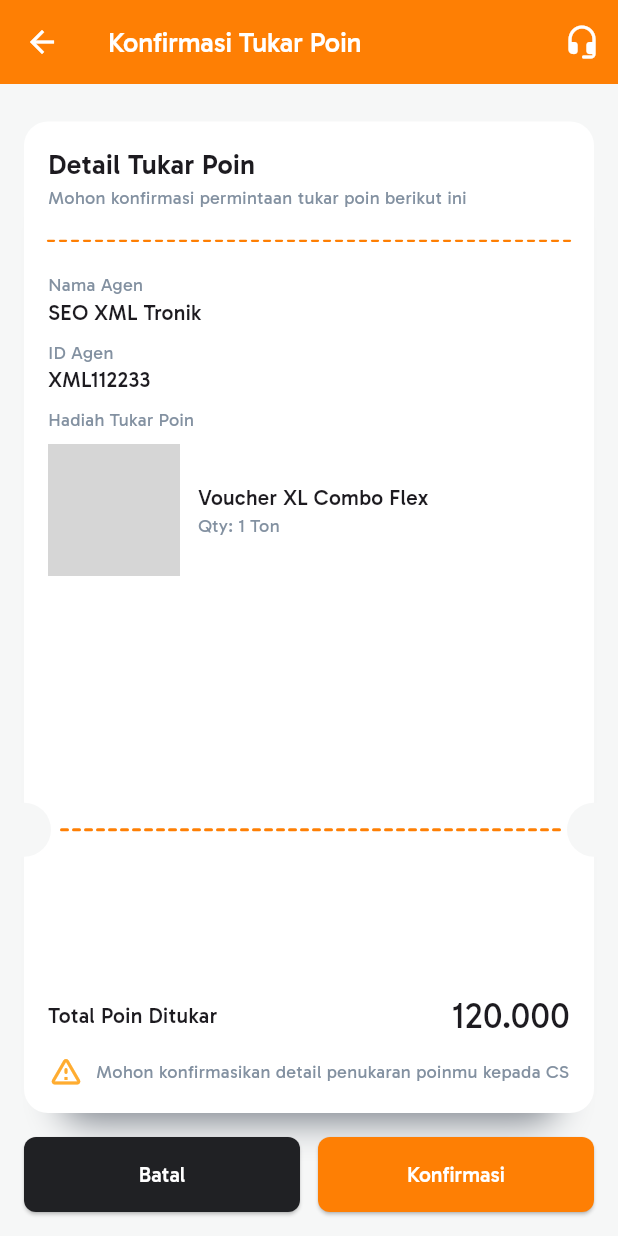
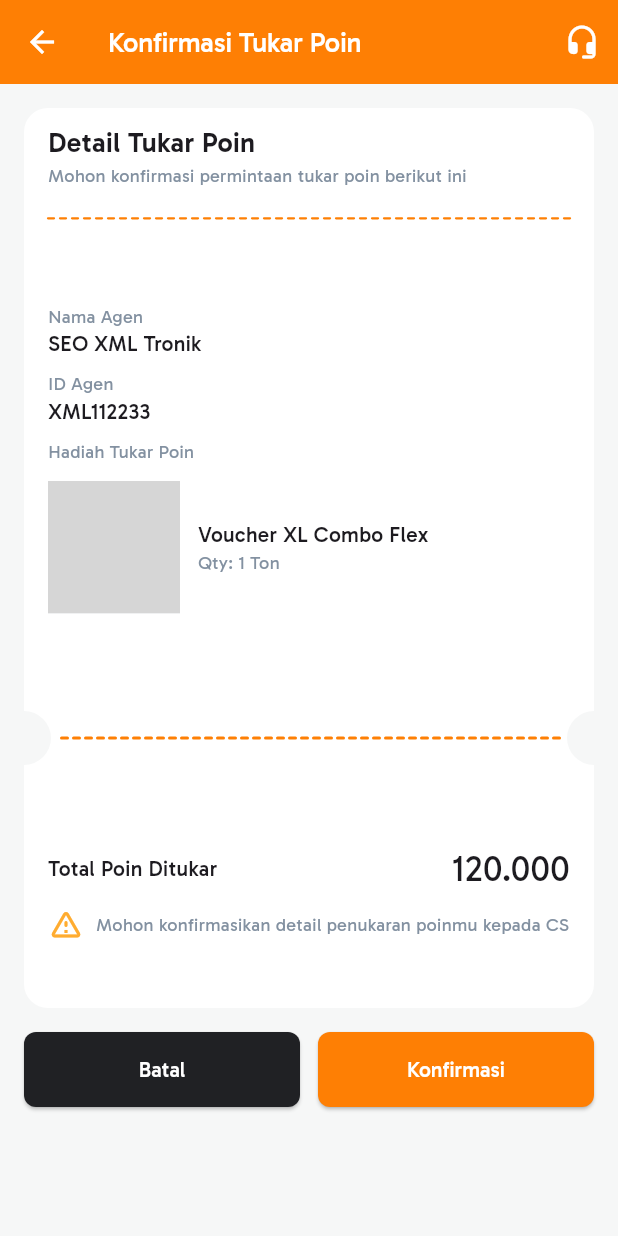
Before and after one commit to lalu-glitch/mobile-xml, a Flutter app: the DetailTukarPoin screen opened directly, on a phone screen of 412 x 824 dp. Run offline on Flutter 3.47's test engine with Material 3 defaults, Android fonts, the phone set to English and light mode, and no system bars; our stand-ins replace app_links, bloc, cached_network_image, dio, flutter_bloc, flutter_dotenv and 10 more; missing offline and left inert: android_id; accounts and stored records are empty; grey boxes are pictures that could not be loaded.

Commit message:
fix detail tukar poin page

```diff
--- a/lib/views/poin_dan_komisi/pages/poin/detail_tukar_poin_page.dart
+++ b/lib/views/poin_dan_komisi/pages/poin/detail_tukar_poin_page.dart
@@ -1,10 +1,10 @@
 import 'package:flutter/material.dart';
-import 'package:xmlapp/core/helper/constant_finals.dart';
 
+import '../../../../core/helper/constant_finals.dart';
 import '../../../../core/utils/bottom_sheet.dart';
 import '../../widgets/action_button.dart';
-import '../../widgets/confirmation_card_content.dart';
 import '../../widgets/custom_painter_helper.dart';
+import '../../widgets/text_helper.dart';
 
 class DetailTukarPoin extends StatelessWidget {
   const DetailTukarPoin({super.key});
@@ -31,34 +31,149 @@ class DetailTukarPoin extends StatelessWidget {
         ],
       ),
       backgroundColor: kBackground,
-      body: Column(
+      body: SingleChildScrollView(
+        child: Column(
+          children: [
+            Container(
+              margin: EdgeInsets.fromLTRB(16, 16, 16, 16),
+              height: 600,
+              width: double.infinity,
+              decoration: BoxDecoration(
+                color: kWhite,
+                borderRadius: BorderRadius.circular(16),
+              ),
+              child: Column(
+                children: [
+                  //top
+                  Expanded(
+                    flex: 1,
+                    child: Container(
+                      padding: EdgeInsets.symmetric(
+                        vertical: 10,
+                        horizontal: 16,
+                      ),
+                      child: Column(
+                        crossAxisAlignment: CrossAxisAlignment.start,
+                        children: [
+                          const TextTitle('Detail Tukar Poin'),
+                          const TextSub(
+                            'Mohon konfirmasi permintaan tukar poin berikut ini',
+                          ),
+                          Padding(
+                            padding: const EdgeInsets.symmetric(vertical: 20.0),
+                            child: DottedDivider(
+                              color: kOrange,
+                              strokeWidth: 1.5,
+                            ),
+                          ),
+                        ],
+                      ),
+                    ),
+                  ),
+
+                  //mid
+                  Expanded(
+                    flex: 2,
+                    child: Container(
+                      padding: EdgeInsets.symmetric(
+                        vertical: 10,
+                        horizontal: 16,
+                      ),
+                      child: Column(
+                        crossAxisAlignment: CrossAxisAlignment.start,
+                        children: [
+                          const InfoText('Nama Agen', 'SEO XML Tronik'),
+                          const InfoText('ID Agen', 'XML112233'),
+                          const TextLabel('Hadiah Tukar Poin'),
+                          SizedBox(height: kSize12),
+                          Row(
+                            children: [
+                              Image.asset(
+                                'assets/images/promo.jpg',
+                                width: 88,
+                                height: 88,
+                                // Placeholder jika gambar tidak ada
+                                errorBuilder: (context, error, stackTrace) {
+                                  return Container(
+                                    width: 88,
+                                    height: 88,
+                                    color: kNeutral80,
+                                    child: const Icon(
+                                      Icons.image_not_supported,
+                                      color: kWhite,
+                                    ),
+                                  );
+                                },
+                              ),
+                              const SizedBox(width: 12),
+                              const Column(
+                                crossAxisAlignment: CrossAxisAlignment.start,
+                                children: [
+                                  TextBody('Voucher XL Combo Flex'),
+                                  TextSub('Qty: 1 Ton'),
+                                ],
+                              ),
+                            ],
+                          ),
+                        ],
+                      ),
+                    ),
+                  ),
+                  //cut out
+                  Expanded(
+                    child: Container(
+                      width: double.infinity,
+                      child: Row(
                         children: [
                           Expanded(
-            child: Container(
-              margin: const EdgeInsets.fromLTRB(16, 25, 16, 16),
-              decoration: BoxDecoration(
-                color: kWhite,
-                boxShadow: [
-                  BoxShadow(
-                    color: kNeutral80,
-                    blurRadius: 20,
-                    spreadRadius: -25,
-                    offset: const Offset(0, 30),
+                            child: CustomPaint(
+                              painter: CardDecorationPainter(),
+                            ),
                           ),
                         ],
-                borderRadius: BorderRadius.circular(16),
                       ),
-
-              child: CustomPaint(
-                painter: CardDecorationPainter(),
-                child: Padding(
-                  padding: const EdgeInsets.symmetric(
-                    vertical: 16,
+                    ),
+                  ),
+                  //bottom
+                  Expanded(
+                    flex: 1,
+                    child: Container(
+                      padding: EdgeInsets.symmetric(
+                        vertical: 10,
                         horizontal: 16,
                       ),
-                  child: const ConfirmationCardContent(),
+                      child: Column(
+                        children: [
+                          Row(
+                            mainAxisAlignment: MainAxisAlignment.spaceBetween,
+                            children: [
+                              const TextBody('Total Poin Ditukar'),
+                              Text(
+                                '120.000',
+                                style: TextStyle(
+                                  fontSize: 24,
+                                  fontWeight: FontWeight.w400,
                                 ),
                               ),
+                            ],
+                          ),
+                          const SizedBox(height: 8),
+                          const Row(
+                            children: [
+                              Icon(Icons.warning_amber_rounded, color: kYellow),
+                              SizedBox(width: 8),
+                              Expanded(
+                                child: TextSub(
+                                  'Mohon konfirmasikan detail penukaran poinmu kepada CS',
+                                ),
+                              ),
+                            ],
+                          ),
+                        ],
+                      ),
+                    ),
+                  ),
+                ],
               ),
             ),
             SafeArea(
@@ -67,8 +182,9 @@ class DetailTukarPoin extends StatelessWidget {
                 child: ActionButtons(),
               ),
             ),
-          const SizedBox(height: 16),
+            SizedBox(height: kSize32),
           ],
+        ),
       ),
     );
   }
--- a/lib/views/poin_dan_komisi/widgets/confirmation_card_content.dart
+++ /dev/null
@@ -1,84 +0,0 @@
-import 'package:flutter/material.dart';
-
-import '../../../core/helper/constant_finals.dart';
-import 'confirmation_summary.dart';
-import 'custom_painter_helper.dart';
-import 'text_helper.dart';
-
-// [KODE YANG DIMODIFIKASI]
-class ConfirmationCardContent extends StatelessWidget {
-  const ConfirmationCardContent({super.key});
-
-  @override
-  Widget build(BuildContext context) {
-    return Column(
-      crossAxisAlignment: CrossAxisAlignment.start,
-      children: [
-        Expanded(
-          child: SingleChildScrollView(
-            padding: const EdgeInsets.only(bottom: 16),
-            child: Column(
-              crossAxisAlignment: CrossAxisAlignment.start,
-              children: [
-                const TextTitle('Detail Tukar Poin'),
-                const TextSub(
-                  'Mohon konfirmasi permintaan tukar poin berikut ini',
-                ),
-
-                // --- PERUBAHAN DI SINI ---
-                // Mengganti SizedBox(height: 30) dengan DottedDivider
-                // yang diberi padding vertikal.
-                Padding(
-                  padding: const EdgeInsets.symmetric(vertical: 20.0),
-                  child: DottedDivider(
-                    color: kOrange, // Dibuat lebih samar
-                    strokeWidth: 1.5,
-                  ),
-                ),
-
-                // const SizedBox(height: 30), // <-- Kode lama ini diganti
-                const InfoText('Nama Agen', 'SEO XML Tronik'),
-
-                // --- AKHIR PERUBAHAN ---
-                const InfoText('ID Agen', 'XML112233'),
-
-                const TextLabel('Hadiah Tukar Poin'),
-                const SizedBox(height: 8),
-                Row(
-                  children: [
-                    Image.asset(
-                      'assets/images/promo.jpg',
-                      width: 88,
-                      height: 88,
-                      // Placeholder jika gambar tidak ada
-                      errorBuilder: (context, error, stackTrace) {
-                        return Container(
-                          width: 88,
-                          height: 88,
-                          color: kNeutral80,
-                          child: const Icon(
-                            Icons.image_not_supported,
-                            color: kWhite,
-                          ),
-                        );
-                      },
-                    ),
-                    const SizedBox(width: 12),
-                    const Column(
-                      crossAxisAlignment: CrossAxisAlignment.start,
-                      children: [
-                        TextBody('Voucher XL Combo Flex'),
-                        TextSub('Qty: 1 Ton'),
-                      ],
-                    ),
-                  ],
-                ),
-              ],
-            ),
-          ),
-        ),
-        const ConfirmationSummary(),
-      ],
-    );
-  }
-}
--- a/lib/views/poin_dan_komisi/widgets/confirmation_summary.dart
+++ /dev/null
@@ -1,40 +0,0 @@
-import 'package:flutter/material.dart';
-
-import '../../../core/helper/constant_finals.dart';
-
-import 'text_helper.dart';
-
-class ConfirmationSummary extends StatelessWidget {
-  const ConfirmationSummary();
-
-  @override
-  Widget build(BuildContext context) {
-    return Column(
-      crossAxisAlignment: CrossAxisAlignment.start,
-      children: [
-        Row(
-          mainAxisAlignment: MainAxisAlignment.spaceBetween,
-          children: [
-            const TextBody('Total Poin Ditukar'),
-            Text(
-              '120.000',
-              style: TextStyle(fontSize: 24, fontWeight: FontWeight.w400),
-            ),
-          ],
-        ),
-        const SizedBox(height: 8),
-        const Row(
-          children: [
-            Icon(Icons.warning_amber_rounded, color: kYellow),
-            SizedBox(width: 8),
-            Expanded(
-              child: TextSub(
-                'Mohon konfirmasikan detail penukaran poinmu kepada CS',
-              ),
-            ),
-          ],
-        ),
-      ],
-    );
-  }
-}
--- a/lib/views/poin_dan_komisi/widgets/custom_painter_helper.dart
+++ b/lib/views/poin_dan_komisi/widgets/custom_painter_helper.dart
@@ -67,7 +67,6 @@ class CardDecorationPainter extends CustomPainter {
 }
 
 // [WIDGET BARU]
-// Tambahkan widget ini ke file Anda.
 class DottedDivider extends StatelessWidget {
   const DottedDivider({
     super.key,
@@ -75,7 +74,7 @@ class DottedDivider extends StatelessWidget {
     this.color = kNeutral80,
     this.dashWidth = 4.0,
     this.dashSpace = 4.0,
-    this.strokeWidth = 1.0,
+    this.strokeWidth = 3.0,
   });
 
   final double height;
--- a/lib/views/settings/pages/settings_page.dart
+++ b/lib/views/settings/pages/settings_page.dart
@@ -25,12 +25,38 @@ class _SettingsPageState extends State<SettingsPage> {
   final _storage = const FlutterSecureStorage();
   bool isMuncul = false;
 
-  // Sementara definisi data untuk setiap bagian
+  @override
+  void initState() {
+    super.initState();
+  }
+
+  @override
+  void didChangeDependencies() {
+    super.didChangeDependencies();
+    context.read<InfoAkunCubit>().getInfoAkun();
+  }
+
+  /// Fungsi logout (hapus semua data lalu arahkan ke halaman login)
+  Future<void> _logout() async {
+    await _storage.delete(key: 'userData');
+    if (mounted) {
+      Navigator.pushNamedAndRemoveUntil(context, '/authPage', (route) => false);
+    }
+  }
+
+  /// Menampilkan konfirmasi logout
+  void _showLogoutBottomSheet() {
+    verifyLogOut(context, _logout);
+  }
+
+  @override
+  Widget build(BuildContext context) {
+    // Pindahkan definisi list ke dalam build method agar 'context' tersedia.
     final List<MenuItem> accountInfoItems = [
       MenuItem(
         imagePath: 'assets/icons/user-filled-icon.png',
         title: 'Profil Saya',
-      onTap: () => debugPrint('Navigasi ke Profil Saya'),
+        onTap: () => Navigator.pushNamed(context, '/detailInfoAkun'),
       ),
       MenuItem(
         imagePath: 'assets/icons/verify-icon.png',
@@ -44,7 +70,7 @@ class _SettingsPageState extends State<SettingsPage> {
       MenuItem(
         imagePath: 'assets/icons/transaction-history-icon.png',
         title: 'Riwayat Transaksi',
-      onTap: () => debugPrint('Navigasi ke Riwayat Transaksi'),
+        onTap: () => Navigator.pushNamed(context, '/riwayatTransaksi'),
       ),
       MenuItem(
         imagePath: 'assets/icons/top-up-icon.png',
@@ -73,12 +99,12 @@ class _SettingsPageState extends State<SettingsPage> {
       MenuItem(
         imagePath: 'assets/icons/deposit-icon.png',
         title: 'Tukar Poin',
-      onTap: () => debugPrint('Navigasi ke Tukar Poin'),
+        onTap: () => Navigator.pushNamed(context, '/poinPage'),
       ),
       MenuItem(
         imagePath: 'assets/icons/coin-bag-icon.png',
         title: 'Tukar Komisi',
-      onTap: () => debugPrint('Navigasi ke Tukar Komisi'),
+        onTap: () => Navigator.pushNamed(context, '/komisiPage'),
       ),
       MenuItem(
         imagePath: 'assets/icons/calculator-icon.png',
@@ -140,32 +166,6 @@ class _SettingsPageState extends State<SettingsPage> {
       ),
     ];
 
-  @override
-  void initState() {
-    super.initState();
-  }
-
-  @override
-  void didChangeDependencies() {
-    super.didChangeDependencies();
-    context.read<InfoAkunCubit>().getInfoAkun();
-  }
-
-  /// Fungsi logout (hapus semua data lalu arahkan ke halaman login)
-  Future<void> _logout() async {
-    await _storage.delete(key: 'userData');
-    if (mounted) {
-      Navigator.pushNamedAndRemoveUntil(context, '/authPage', (route) => false);
-    }
-  }
-
-  /// Menampilkan konfirmasi logout
-  void _showLogoutBottomSheet() {
-    verifyLogOut(context, _logout);
-  }
-
-  @override
-  Widget build(BuildContext context) {
     return RefreshIndicator(
       color: kOrange,
       onRefresh: () => context.read<InfoAkunCubit>().getInfoAkun(),
@@ -204,7 +204,7 @@ class _SettingsPageState extends State<SettingsPage> {
                         SizedBox(
                           height: (state.data.data.ewallet?.isEmpty ?? true)
                               ? 0
-                              : 120, // tinggi maksimum kontainer
+                              : 120, // tinggi maksimum kontainer kalo ada ewallet
                           child: ListView.builder(
                             scrollDirection: Axis.horizontal,
                             itemCount: state.data.data.ewallet?.length ?? 0,
```
Lines whose indentation alone changed are shown as unchanged.
